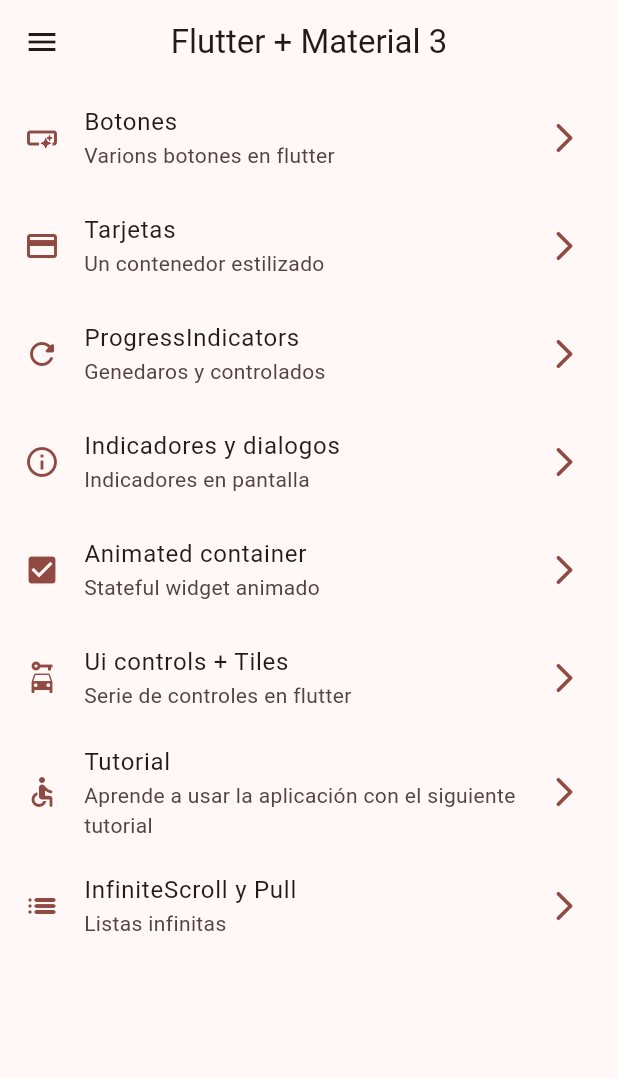
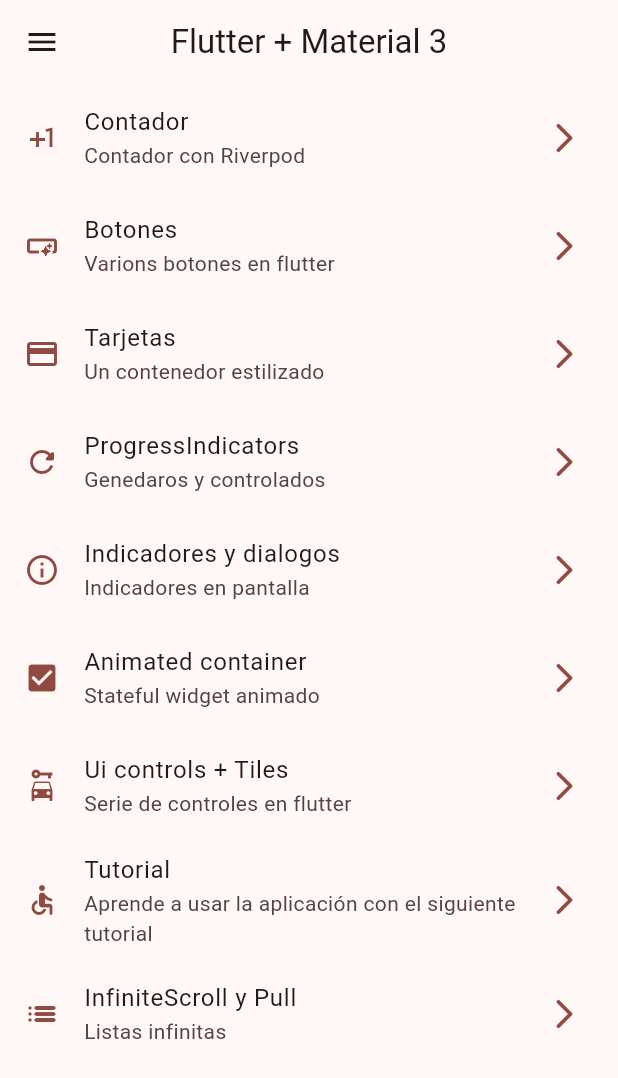
Before and after one commit to JulioFerreyra/widget_app, a Flutter app: the HomeScren screen opened directly, on a phone screen of 412 x 824 dp. Shown: the top 1078 px of the screen. Run offline on Flutter 3.47's test engine with Material 2 defaults, Android fonts, the phone set to English and light mode, and no system bars; our stand-ins replace animate_do, go_router.

Commit message:
introducción a riverpod

```diff
--- a/lib/config/menu/menu_items.dart
+++ b/lib/config/menu/menu_items.dart
@@ -14,6 +14,11 @@ class MenuIten {
 }
 
 const List<MenuIten> appMenuItems = [
+  MenuIten(
+      title: "Contador",
+      subtitle: "Contador con Riverpod",
+      url: "/counter",
+      icon: Icons.plus_one),
   MenuIten(
       title: "Botones",
       subtitle: "Varions botones en flutter",
--- a/lib/config/router/app_router.dart
+++ b/lib/config/router/app_router.dart
@@ -1,8 +1,13 @@
 import 'package:go_router/go_router.dart';
+import 'package:widget_app/presentation/screens/counter/counter_screen.dart';
 
 import '../../presentation/screens/screens.dart';
 
 final appRouter = GoRouter(initialLocation: "/", routes: [
+  GoRoute(
+      name: CounterScreen.name,
+      path: "/",
+      builder: (context, state) => const CounterScreen()),
   GoRoute(
       name: HomeScren.name,
       path: "/",
```
Also changed, not shown: lib/presentation/screens/counter/counter_screen.dart (added, +27 -0 lines).
